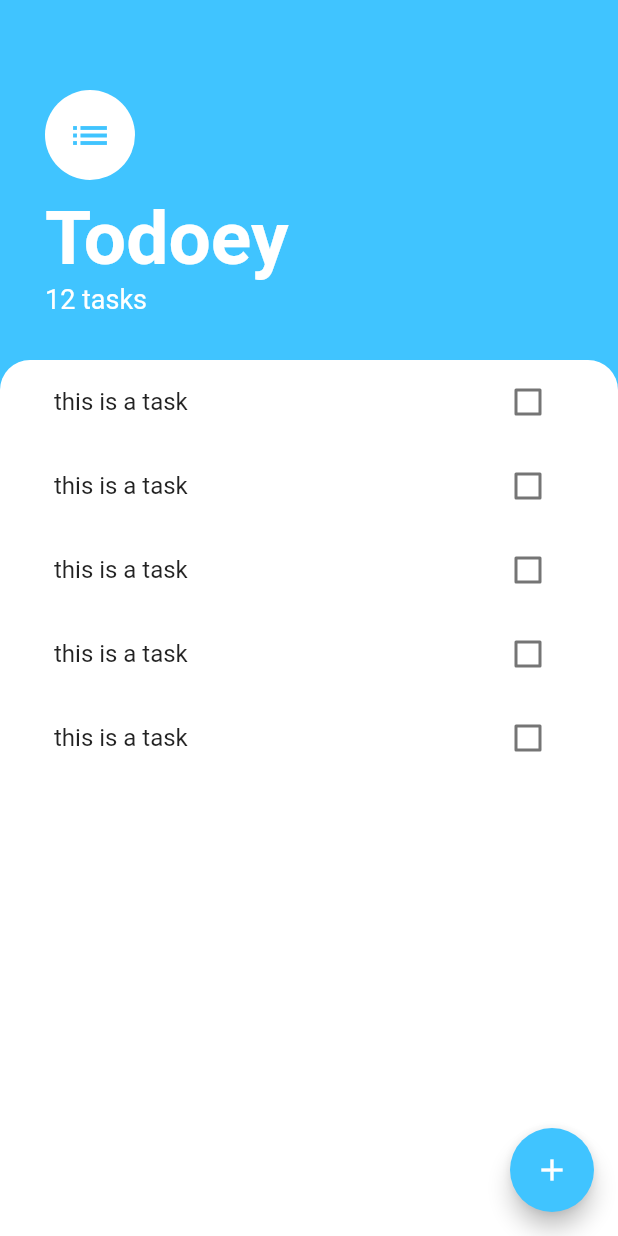
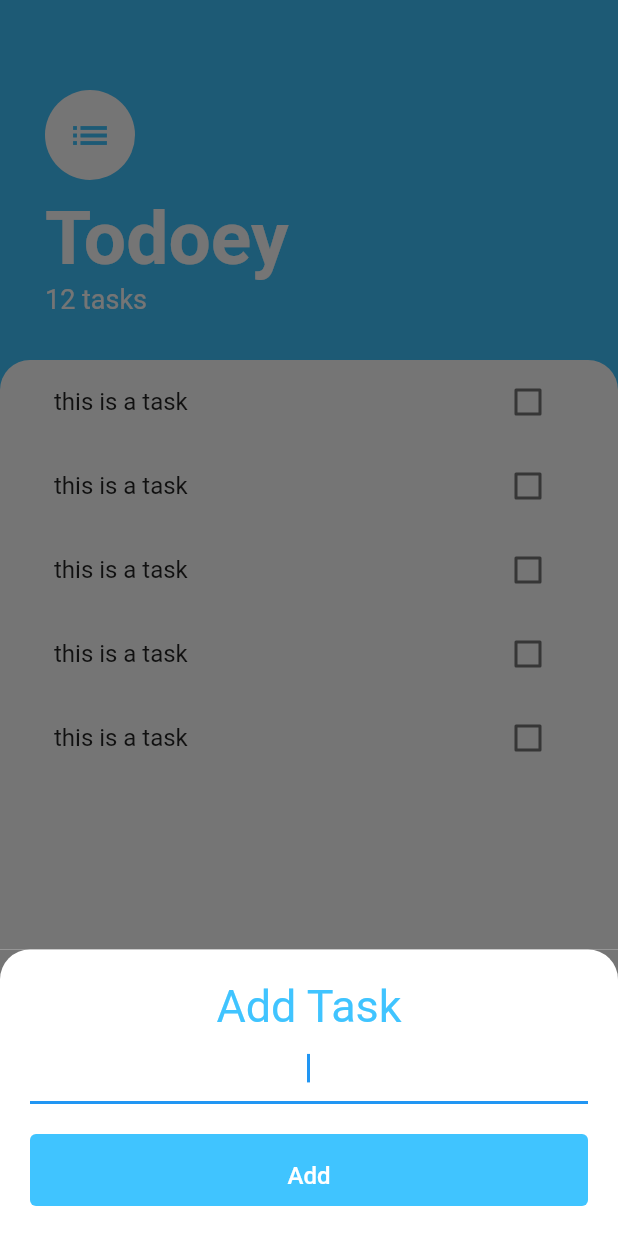
Before and after one commit to BacelarVitor/Todoey, a Flutter app: the screen it shows after launch, after a tap on the "add" icon, on a phone screen of 412 x 824 dp. Run offline on Flutter 3.47's test engine with Material 2 defaults, Android fonts, the phone set to English and light mode, and no system bars.

Commit message:
Floating action button

```diff
--- /dev/null
+++ b/lib/screens/add_task_screen.dart
@@ -0,0 +1,54 @@
+import 'package:flutter/material.dart';
+
+class AddTaskScreen extends StatelessWidget {
+  const AddTaskScreen({Key? key}) : super(key: key);
+
+  @override
+  Widget build(BuildContext context) {
+    return Container(
+      color: Color(0xff757575),
+      child: Container(
+        padding: EdgeInsets.all(20.0),
+        decoration: BoxDecoration(
+          color: Colors.white,
+          borderRadius: BorderRadius.only(
+            topLeft: Radius.circular(20.0),
+            topRight: Radius.circular(20.0),
+          ),
+        ),
+        child: Column(
+          crossAxisAlignment: CrossAxisAlignment.stretch,
+          children: [
+            Text(
+              'Add Task',
+              textAlign: TextAlign.center,
+              style: TextStyle(fontSize: 30.0, color: Colors.lightBlueAccent),
+            ),
+            TextField(
+              autofocus: true,
+              textAlign: TextAlign.center,
+            ),
+            SizedBox(
+              height: 20,
+            ),
+            TextButton(
+              onPressed: () => print('fon'),
+              child: Text(
+                'Add',
+                style: TextStyle(
+                    color: Colors.white,
+                    fontWeight: FontWeight.w500,
+                    fontSize: 16,
+                    height: 2),
+              ),
+              style: ButtonStyle(
+                backgroundColor:
+                    MaterialStateProperty.all(Colors.lightBlueAccent),
+              ),
+            )
+          ],
+        ),
+      ),
+    );
+  }
+}
--- a/lib/screens/tasks_screen.dart
+++ b/lib/screens/tasks_screen.dart
@@ -1,9 +1,11 @@
 import 'package:flutter/material.dart';
+import 'package:todoey/screens/add_task_screen.dart';
 import 'package:todoey/widgets/tasks_list.dart';
 
 class TasksScreen extends StatelessWidget {
   TasksScreen(this.isChecked);
   bool isChecked;
+
   @override
   Widget build(BuildContext context) {
     return Scaffold(
@@ -11,7 +13,14 @@ class TasksScreen extends StatelessWidget {
       floatingActionButton: FloatingActionButton(
         backgroundColor: Colors.lightBlueAccent,
         child: Icon(Icons.add),
-        onPressed: () => print('fon'),
+        onPressed: () => showModalBottomSheet(
+          context: context,
+          isScrollControlled: true,
+          builder: (context) => SingleChildScrollView(
+              padding: EdgeInsets.only(
+                  bottom: MediaQuery.of(context).viewInsets.bottom),
+              child: AddTaskScreen()),
+        ),
       ),
       body: Column(
         crossAxisAlignment: CrossAxisAlignment.start,
```
